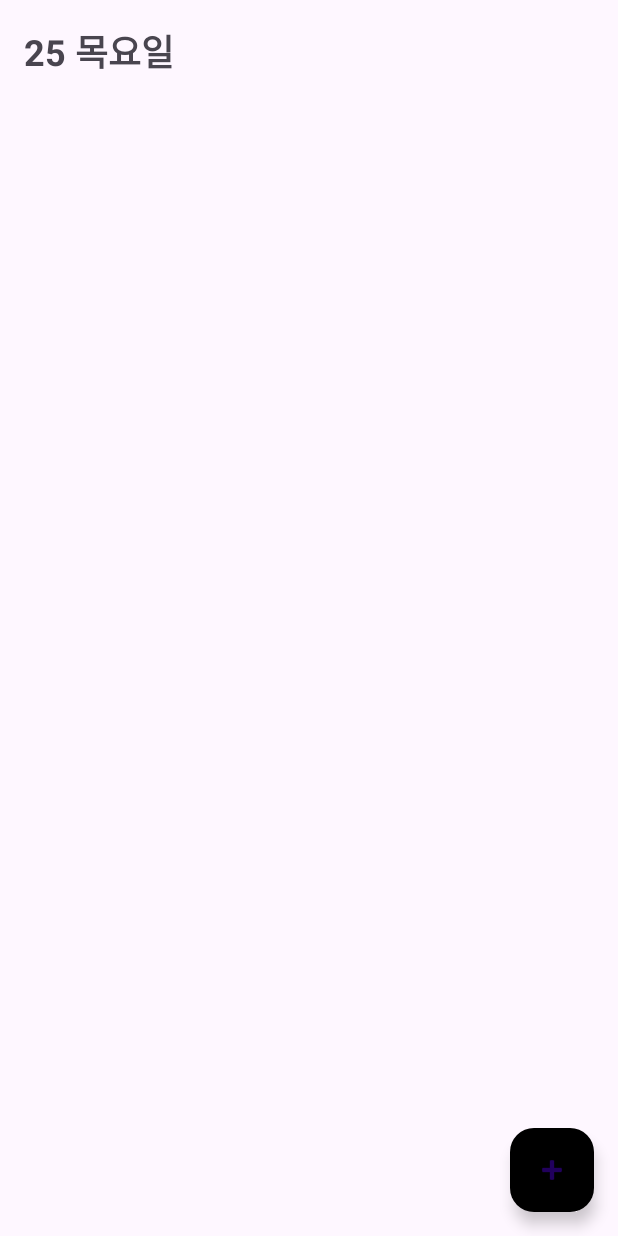
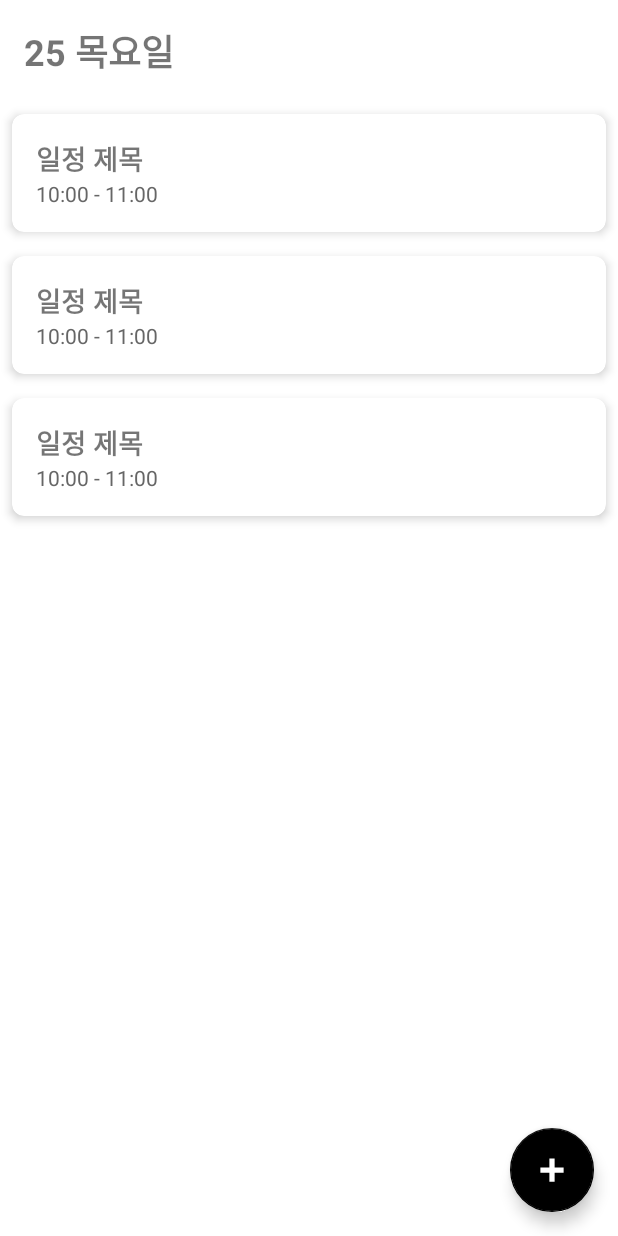
Before and after one commit to M-Zl/OneShort, an Android app: the layout activity_main.xml on its own in the app's theme, with its tools: preview values and no code run, on a phone screen of 412 x 824 dp. Run offline under Robolectric (Android 15) with nearby library versions, the phone set to English and light mode, and no system bars.

Commit message:
메인화면 + 버튼 오류 수정중...

```diff
--- /dev/null
+++ b/app/src/main/res/drawable/ic_add.xml
@@ -0,0 +1,5 @@
+<vector xmlns:android="http://schemas.android.com/apk/res/android" android:height="24dp" android:tint="#000000" android:viewportHeight="24" android:viewportWidth="24" android:width="24dp">
+
+    <path android:fillColor="@android:color/white" android:pathData="M19,13h-6v6h-2v-6H5v-2h6V5h2v6h6v2z"/>
+
+</vector>
--- /dev/null
+++ b/app/src/main/res/drawable/ic_add_white.xml
@@ -0,0 +1,14 @@
+<vector xmlns:android="http://schemas.android.com/apk/res/android"
+    android:width="24dp"
+    android:height="24dp"
+    android:viewportWidth="24"
+    android:viewportHeight="24"
+    android:tint="#FFFFFF">
+
+    <path
+        android:fillColor="#FFFFFF"
+        android:strokeColor="#FFFFFF"
+        android:strokeWidth="1.5"
+        android:pathData="M19,13h-6v6h-2v-6H5v-2h6V5h2v6h6v2z"/>
+
+</vector>
--- a/app/src/main/res/layout/activity_main.xml
+++ b/app/src/main/res/layout/activity_main.xml
@@ -35,12 +35,18 @@
         android:id="@+id/fab_add"
         android:layout_width="wrap_content"
         android:layout_height="wrap_content"
-        android:src="@android:drawable/ic_input_add"
+        android:layout_margin="16dp"
         android:contentDescription="일정 추가"
+        android:padding="12dp"
+        android:scaleType="center"
+        android:src="@drawable/ic_add_white"
         app:backgroundTint="@color/black"
         app:fabSize="normal"
         app:layout_constraintBottom_toBottomOf="parent"
         app:layout_constraintEnd_toEndOf="parent"
-        android:layout_margin="16dp" />
+        app:layout_constraintTop_toBottomOf="@+id/recycler_schedule"
+        app:shapeAppearance="?attr/shapeAppearanceSmallComponent"
+        app:tint="@null" />
+
 
 </androidx.constraintlayout.widget.ConstraintLayout>
--- /dev/null
+++ b/app/src/main/res/layout/item_schedule.xml
@@ -0,0 +1,36 @@
+<?xml version="1.0" encoding="utf-8"?>
+<androidx.cardview.widget.CardView
+    xmlns:android="http://schemas.android.com/apk/res/android"
+    xmlns:app="http://schemas.android.com/apk/res-auto"
+    android:layout_width="match_parent"
+    android:layout_height="wrap_content"
+    app:cardCornerRadius="8dp"
+    app:cardElevation="4dp"
+    android:layout_margin="8dp">
+
+    <LinearLayout
+        android:layout_width="match_parent"
+        android:layout_height="wrap_content"
+        android:orientation="vertical"
+        android:padding="16dp">
+
+        <!-- 일정 제목 -->
+        <TextView
+            android:id="@+id/tv_schedule_title"
+            android:layout_width="wrap_content"
+            android:layout_height="wrap_content"
+            android:text="일정 제목"
+            android:textSize="18sp"
+            android:textStyle="bold" />
+
+        <!-- 일정 시간 -->
+        <TextView
+            android:id="@+id/tv_schedule_time"
+            android:layout_width="wrap_content"
+            android:layout_height="wrap_content"
+            android:text="10:00 - 11:00"
+            android:textSize="14sp"
+            android:textColor="#666666" />
+    </LinearLayout>
+
+</androidx.cardview.widget.CardView>
--- a/app/src/main/res/values/style.xml
+++ b/app/src/main/res/values/style.xml
@@ -6,4 +6,9 @@
         <item name="android:windowTranslucentStatus">true</item>
         <item name="android:windowIsTranslucent">true</item>
     </style>
+
+    <!-- Floating Action Button을 강제로 원형으로 만드는 스타일 -->
+    <style name="ShapeAppearance.FloatingActionButton" parent="ShapeAppearance.MaterialComponents.SmallComponent">
+        <item name="cornerSize">50%</item>
+    </style>
 </resources>
--- a/app/src/main/res/values/themes.xml
+++ b/app/src/main/res/values/themes.xml
@@ -1,9 +1,14 @@
 <resources xmlns:tools="http://schemas.android.com/tools">
     <!-- Base application theme. -->
-    <style name="Base.Theme.OneShort" parent="Theme.Material3.DayNight.NoActionBar">
+    <style name="Base.Theme.OneShort" parent="Theme.MaterialComponents.DayNight.NoActionBar">
         <!-- Customize your light theme here. -->
         <!-- <item name="colorPrimary">@color/my_light_primary</item> -->
     </style>
 
+    <!-- 버튼이 원형이 아니라 둥근 사각형처럼 보이는 문제 해결 -->
+    <style name="Widget.Design.FloatingActionButton" parent="Widget.MaterialComponents.FloatingActionButton">
+        <item name="shapeAppearanceOverlay">@style/ShapeAppearance.FloatingActionButton</item>
+    </style>
+
     <style name="Theme.OneShort" parent="Base.Theme.OneShort" />
 </resources>
```
